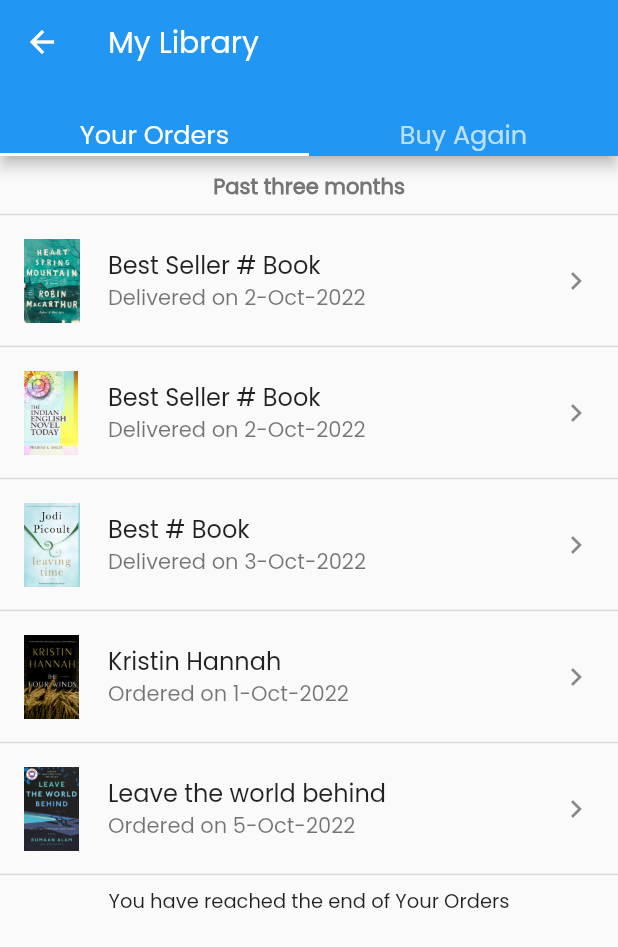
After one commit to Nikhilsahu05/national-digital-notes, a Flutter app: the MyLibraryView screen opened directly, on a phone screen of 412 x 824 dp. The commit adds this screen. Shown: the top 947 px of the screen. Run offline on Flutter 3.47's test engine with Material 2 defaults, Android fonts, the phone set to English and light mode, and no system bars; our stand-ins replace carousel_slider, dots_indicator, get, introduction_screen; missing offline and left inert: esys_flutter_share_plus, syncfusion_flutter_pdfviewer.

Commit message:
My Orders Screen Completed

```diff
--- a/lib/views/dashboard_screen/dashboard_view.dart
+++ b/lib/views/dashboard_screen/dashboard_view.dart
@@ -12,6 +12,7 @@ import 'package:national_digital_notes/views/login_screen/login_view.dart';
 import '../../utils/constants/heading_text_styles.dart';
 import '../contact_us_screen/contact_us_view.dart';
 import '../detailed_course_screen/detailed_course_view.dart';
+import '../my_library_screen/my_library_screen.dart';
 import '../privaceAndTerms_screens.dart';
 import 'controller_dashboard_view.dart';
 
@@ -137,12 +138,13 @@ class _DashboardViewState extends State<DashboardView> {
                 ),
               ),
               ListTile(
-                title: Text("My Subscription",
+                title: Text("My Library",
                     style: MyText.subhead(context)!.copyWith(
                         color: Colors.black, fontWeight: FontWeight.w500)),
                 leading: const Icon(Icons.subscriptions,
                     size: 25.0, color: Colors.grey),
                 onTap: () {
+                  Get.to(const MyLibraryView());
                   // onDrawerItemClicked("Home");
                 },
               ),
--- /dev/null
+++ b/lib/views/my_library_screen/detailed_order_details_view.dart
@@ -0,0 +1,22 @@
+import 'package:flutter/material.dart';
+
+class DetailedBooksOrder extends StatefulWidget {
+  String bookName;
+  String imageURL;
+  String orderedDate;
+
+  DetailedBooksOrder(
+      {required this.bookName,
+      required this.imageURL,
+      required this.orderedDate});
+
+  @override
+  State<DetailedBooksOrder> createState() => _DetailedBooksOrderState();
+}
+
+class _DetailedBooksOrderState extends State<DetailedBooksOrder> {
+  @override
+  Widget build(BuildContext context) {
+    return const Scaffold();
+  }
+}
--- /dev/null
+++ b/lib/views/my_library_screen/my_library_screen.dart
@@ -0,0 +1,139 @@
+import 'package:flutter/material.dart';
+
+class MyLibraryView extends StatefulWidget {
+  const MyLibraryView({Key? key}) : super(key: key);
+
+  @override
+  State<MyLibraryView> createState() => _MyLibraryViewState();
+}
+
+class _MyLibraryViewState extends State<MyLibraryView>
+    with SingleTickerProviderStateMixin {
+  TabController? _tabController;
+
+  ScrollController? _scrollController;
+
+  @override
+  void initState() {
+    _tabController = TabController(length: 2, vsync: this);
+    _scrollController = ScrollController();
+    super.initState();
+  }
+
+  @override
+  void dispose() {
+    _scrollController!.dispose();
+    _tabController!.dispose();
+    super.dispose();
+  }
+
+  @override
+  Widget build(BuildContext context) {
+    return Scaffold(
+      appBar: AppBar(
+        title: const Text("My Library"),
+        bottom: TabBar(
+          controller: _tabController,
+          tabs: [
+            Text(
+              "Your Orders",
+              style: TextStyle(fontSize: 17),
+            ),
+            Text(
+              "Buy Again",
+              style: TextStyle(fontSize: 17),
+            ),
+          ],
+        ),
+      ),
+      body: TabBarView(
+        controller: _tabController,
+        children: [
+          Container(
+            child: ListView(children: [
+              SizedBox(
+                height: 10,
+              ),
+              Center(
+                child: Text(
+                  "Past three months",
+                  style: TextStyle(
+                      fontWeight: FontWeight.bold,
+                      fontSize: 14,
+                      color: Colors.grey.shade600),
+                ),
+              ),
+              Divider(
+                thickness: 1,
+              ),
+              ListTile(
+                onTap: () {},
+                leading: Image.asset(
+                  'assets/books_covers/3.jpg',
+                ),
+                title: Text("Best Seller # Book"),
+                subtitle: Text("Delivered on 2-Oct-2022"),
+                trailing: Icon(Icons.chevron_right),
+              ),
+              Divider(
+                thickness: 1,
+              ),
+              ListTile(
+                onTap: () {},
+                leading: Image.asset(
+                  'assets/books_covers/8.jpg',
+                ),
+                title: Text("Best Seller # Book"),
+                subtitle: Text("Delivered on 2-Oct-2022"),
+                trailing: Icon(Icons.chevron_right),
+              ),
+              Divider(
+                thickness: 1,
+              ),
+              ListTile(
+                leading: Image.asset(
+                  'assets/books_covers/1.jpg',
+                ),
+                title: Text("Best # Book"),
+                subtitle: const Text("Delivered on 3-Oct-2022"),
+                trailing: Icon(Icons.chevron_right),
+              ),
+              Divider(
+                thickness: 1,
+              ),
+              ListTile(
+                leading: Image.asset(
+                  'assets/books_covers/4.jpg',
+                ),
+                title: Text("Kristin Hannah"),
+                subtitle: Text("Ordered on 1-Oct-2022"),
+                trailing: Icon(Icons.chevron_right),
+              ),
+              Divider(
+                thickness: 1,
+              ),
+              ListTile(
+                leading: Image.asset(
+                  'assets/books_covers/5.jpg',
+                ),
+                title: Text("Leave the world behind"),
+                subtitle: Text("Ordered on 5-Oct-2022"),
+                trailing: Icon(Icons.chevron_right),
+              ),
+              Divider(
+                thickness: 1,
+              ),
+              Center(
+                child: Text(
+                  "You have reached the end of Your Orders",
+                  style: TextStyle(fontSize: 13),
+                ),
+              )
+            ]),
+          ),
+          Container()
+        ],
+      ),
+    );
+  }
+}
```
